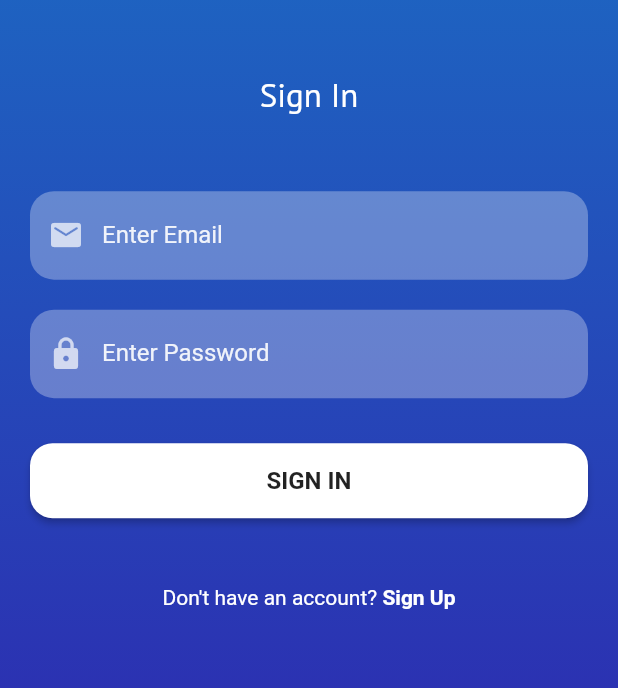
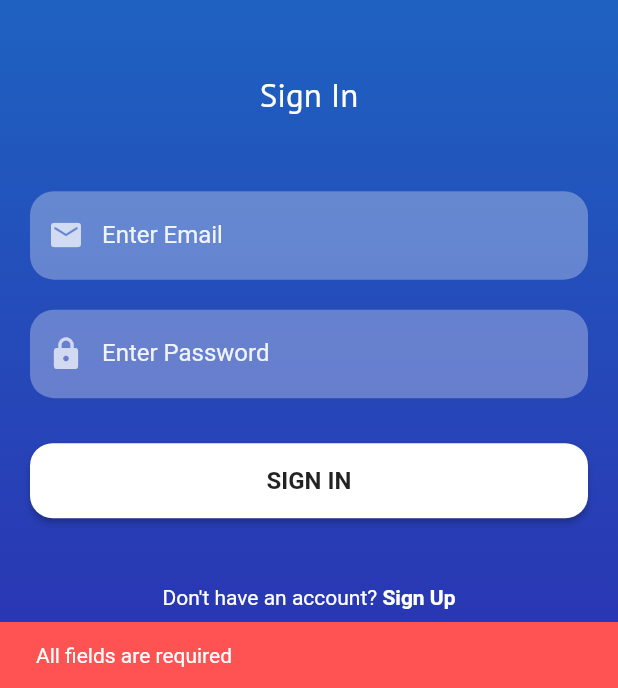
Before and after one commit to RahulFernando/research-blogger, a Flutter app: the screen it shows after launch, after a tap on "SIGN IN", on a phone screen of 412 x 824 dp, the part 548-1236 px from its top. Run offline on Flutter 3.47's test engine with Material 2 defaults, Android fonts, the phone set to English and light mode, and no system bars; our stand-ins replace cloud_firestore, firebase_auth, firebase_core, google_fonts; accounts and stored records are empty.

Commit message:
sign in firebase

```diff
--- a/lib/router.dart
+++ b/lib/router.dart
@@ -1,15 +1,18 @@
 import 'package:flutter/material.dart';
 import 'package:research_blogger/constants.dart';
+import 'package:research_blogger/screens/home.dart';
 import 'package:research_blogger/screens/signIn.dart';
 import 'package:research_blogger/screens/signUp.dart';
 
 class AppRouter {
   Route generateRoute(RouteSettings settings) {
-    switch(settings.name) {
+    switch (settings.name) {
       case SIGN_IN_SCREEN:
         return MaterialPageRoute(builder: (_) => const SignIn());
       case SIGN_UP_SCREEN:
         return MaterialPageRoute(builder: (_) => const SignUp());
+      case HOME_SCREEN:
+        return MaterialPageRoute(builder: (_) => const Home());
       default:
         return MaterialPageRoute(builder: (_) => const SignIn());
     }
--- a/lib/screens/signIn.dart
+++ b/lib/screens/signIn.dart
@@ -1,11 +1,14 @@
 import 'package:flutter/material.dart';
 import 'package:research_blogger/constants.dart';
+import 'package:research_blogger/service/authService.dart';
 import 'package:research_blogger/utils/colorUtils.dart';
 import 'package:google_fonts/google_fonts.dart';
 import 'package:research_blogger/widgets/AuthOption.dart';
 import 'package:research_blogger/widgets/Button.dart';
 import 'package:research_blogger/widgets/Logo.dart';
 import 'package:research_blogger/widgets/TextField.dart';
+
+import '../models/response.dart';
 
 class SignIn extends StatefulWidget {
   const SignIn({Key? key}) : super(key: key);
@@ -16,8 +19,10 @@ class SignIn extends StatefulWidget {
 
 class _SignInState extends State<SignIn> {
   // controllers
-  final TextEditingController _userNameController = TextEditingController();
+  final TextEditingController _emailNameController = TextEditingController();
   final TextEditingController _passwordNameController = TextEditingController();
+
+  bool loading = false;
 
   @override
   Widget build(BuildContext context) {
@@ -50,15 +55,67 @@ class _SignInState extends State<SignIn> {
                   height: 50,
                 ),
                 reusableTextField("Enter Email", Icons.email_rounded, false,
-                    _userNameController, TextInputType.emailAddress),
-                const SizedBox(height: 20,),
+                    _emailNameController, TextInputType.emailAddress),
+                const SizedBox(
+                  height: 20,
+                ),
                 reusableTextField("Enter Password", Icons.lock, true,
                     _passwordNameController, TextInputType.visiblePassword),
-                const SizedBox(height: 20,),
-                reusableAuthButton(context, "SIGN IN", () => {}),
-                const SizedBox(height: 25,),
-                authOption("Don't have an account? ", "Sign Up", () => Navigator.pushNamed(context, SIGN_UP_SCREEN)),
-                const SizedBox(height: 10,),
+                const SizedBox(
+                  height: 20,
+                ),
+                loading
+                    ? const CircularProgressIndicator()
+                    : reusableAuthButton(context, "SIGN IN", () async {
+                        var validity = validate(_emailNameController.text,
+                            _passwordNameController.text);
+
+                        if (validity.isValid) {
+                          setState(() {
+                            loading = true;
+                          });
+
+                          var response = await AuthService.login(
+                              email: _emailNameController.text,
+                              password: _passwordNameController.text);
+
+                          if (response.status == 200) {
+                            setState(() {
+                              loading = true;
+                            });
+                            Navigator.pushReplacementNamed(context, HOME_SCREEN);
+                          }
+
+                          if (response.status == 500) {
+                            setState(() {
+                              loading = true;
+                            });
+                            ScaffoldMessenger.of(context).showSnackBar(
+                              SnackBar(
+                                content: Text(response.message as String),
+                                backgroundColor: Colors.redAccent,
+                              ),
+                            );
+                          }
+                        }
+
+                        if (!validity.isValid) {
+                          ScaffoldMessenger.of(context).showSnackBar(
+                            SnackBar(
+                              content: Text(validity.message),
+                              backgroundColor: Colors.redAccent,
+                            ),
+                          );
+                        }
+                      }),
+                const SizedBox(
+                  height: 25,
+                ),
+                authOption("Don't have an account? ", "Sign Up",
+                    () => Navigator.pushNamed(context, SIGN_UP_SCREEN)),
+                const SizedBox(
+                  height: 10,
+                ),
               ],
             ),
           ),
@@ -66,4 +123,12 @@ class _SignInState extends State<SignIn> {
       ),
     );
   }
+
+  Validate validate(String email, String password) {
+    if (email.isEmpty || password.isEmpty) {
+      return Validate(isValid: false, message: "All fields are required");
+    }
+
+    return Validate(isValid: true, message: "");
+  }
 }
```
Also changed, not shown: lib/screens/home.dart (+15 -0 lines), lib/service/authService.dart (+36 -3 lines).
